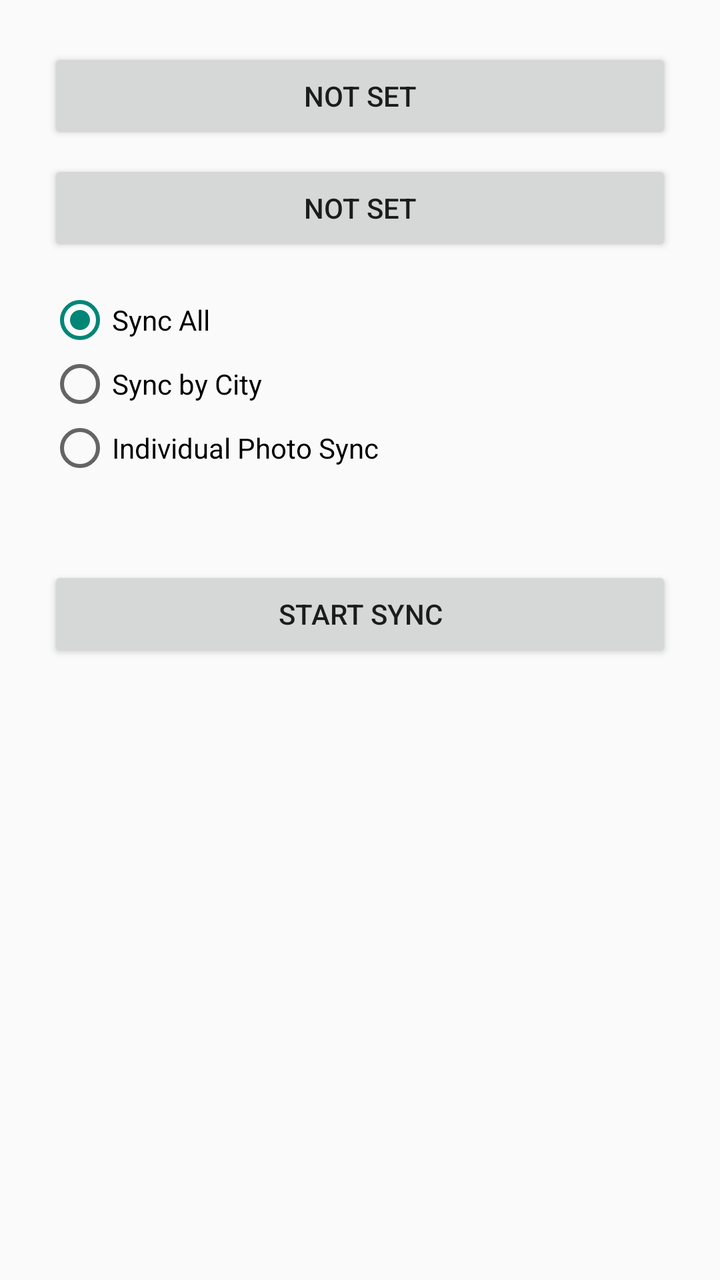
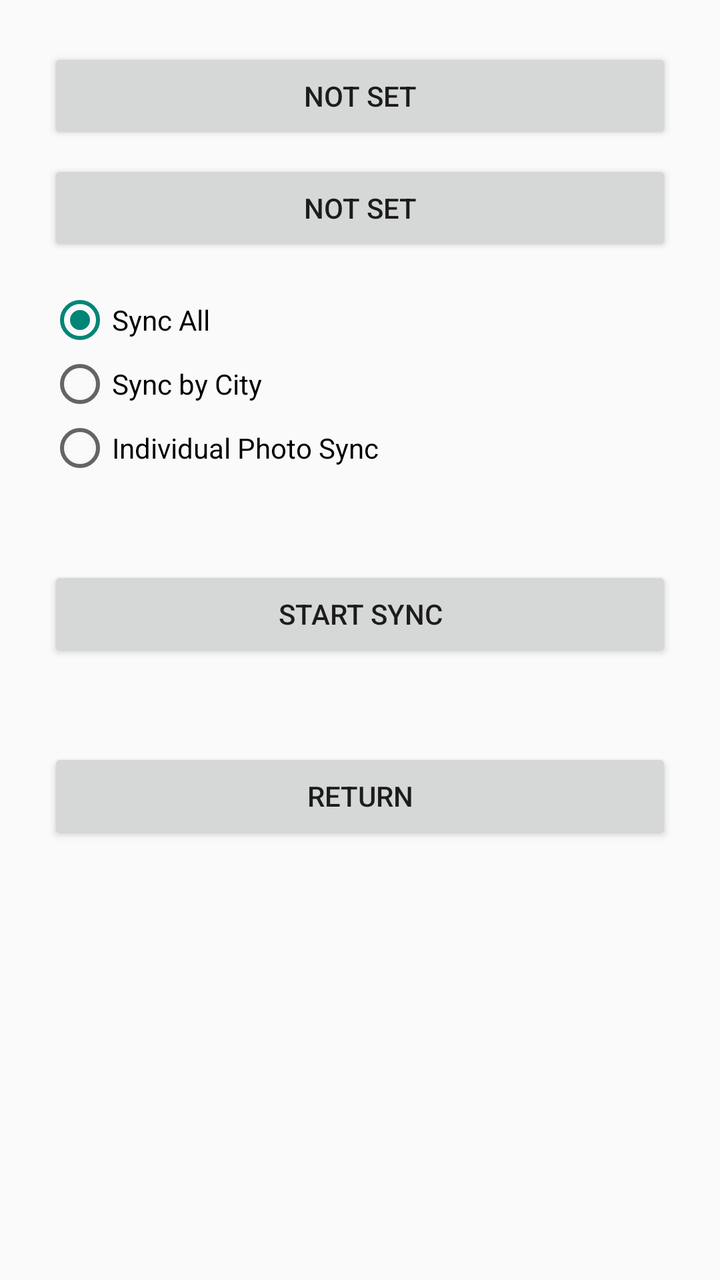

Before-and-after screenshots of an Android layout around one commit, followed by the original layout XML and the change that was made.
<!-- AndroidManifest.xml: activity theme Theme.PhotoSync -->
<!-- res/layout/activity_sync_control.xml -->
<?xml version="1.0" encoding="utf-8"?>
<LinearLayout xmlns:android="http://schemas.android.com/apk/res/android"
    android:layout_width="match_parent"
    android:layout_height="match_parent"
    android:orientation="vertical"
    android:padding="24dp">

    <Button
        android:id="@+id/startDateButton"
        android:layout_width="match_parent"
        android:layout_height="wrap_content"
        android:text="@string/date_not_set" />

    <Button
        android:id="@+id/endDateButton"
        android:layout_width="match_parent"
        android:layout_height="wrap_content"
        android:layout_marginTop="8dp"
        android:text="@string/date_not_set" />

    <RadioGroup
        android:id="@+id/modeGroup"
        android:layout_width="match_parent"
        android:layout_height="wrap_content"
        android:layout_marginTop="16dp">

        <RadioButton
            android:id="@+id/modeAll"
            android:layout_width="match_parent"
            android:layout_height="wrap_content"
            android:checked="true"
            android:text="@string/mode_all" />

        <RadioButton
            android:id="@+id/modeCity"
            android:layout_width="match_parent"
            android:layout_height="wrap_content"
            android:text="@string/mode_city" />

        <RadioButton
            android:id="@+id/modeIndividual"
            android:layout_width="match_parent"
            android:layout_height="wrap_content"
            android:text="@string/mode_individual" />
    </RadioGroup>

    <Button
        android:id="@+id/scanButton"
        android:layout_width="match_parent"
        android:layout_height="wrap_content"
        android:layout_marginTop="16dp"
        android:text="@string/scan_button"
        android:visibility="gone" />

    <TextView
        android:id="@+id/statusText"
        android:layout_width="match_parent"
        android:layout_height="wrap_content"
        android:layout_marginTop="8dp" />

    <androidx.recyclerview.widget.RecyclerView
        android:id="@+id/resultsList"
        android:layout_width="match_parent"
        android:layout_height="0dp"
        android:layout_weight="1"
        android:layout_marginTop="8dp"
        android:visibility="gone" />

    <Button
        android:id="@+id/startSyncButton"
        android:layout_width="match_parent"
        android:layout_height="wrap_content"
        android:layout_marginTop="16dp"
        android:text="@string/start_sync_button" />

</LinearLayout>
<!-- resources referenced by this layout -->
<resources>
  <string name="date_not_set">Not set</string>
  <string name="mode_all">Sync All</string>
  <string name="mode_city">Sync by City</string>
  <string name="mode_individual">Individual Photo Sync</string>
  <string name="scan_button">Scan</string>
  <string name="start_sync_button">Start Sync</string>
  <style name="Theme.PhotoSync" parent="Theme.AppCompat.Light.NoActionBar" />
</resources>

<!-- the commit's change to res/layout/activity_sync_control.xml (unified diff, before → after) -->
@@ -73,4 +73,20 @@
         android:layout_marginTop="16dp"
         android:text="@string/start_sync_button" />
 
+    
+    <TextView
+        android:id="@+id/syncStatusText"
+        android:layout_width="match_parent"
+        android:layout_height="wrap_content"
+        android:layout_marginTop="12dp"
+        android:textStyle="bold"
+        android:textColor="#0D3B66" />
+
+    <Button
+        android:id="@+id/returnButton"
+        android:layout_width="match_parent"
+        android:layout_height="wrap_content"
+        android:layout_marginTop="12dp"
+        android:text="@string/return_button" />
+
 </LinearLayout>
<!-- resource entries referenced after the edit -->
@@ -4,6 +4,7 @@
   <string name="mode_all">Sync All</string>
   <string name="mode_city">Sync by City</string>
   <string name="mode_individual">Individual Photo Sync</string>
+  <string name="return_button">Return</string>
   <string name="scan_button">Scan</string>
   <string name="start_sync_button">Start Sync</string>
   <style name="Theme.PhotoSync" parent="Theme.AppCompat.Light.NoActionBar" />
